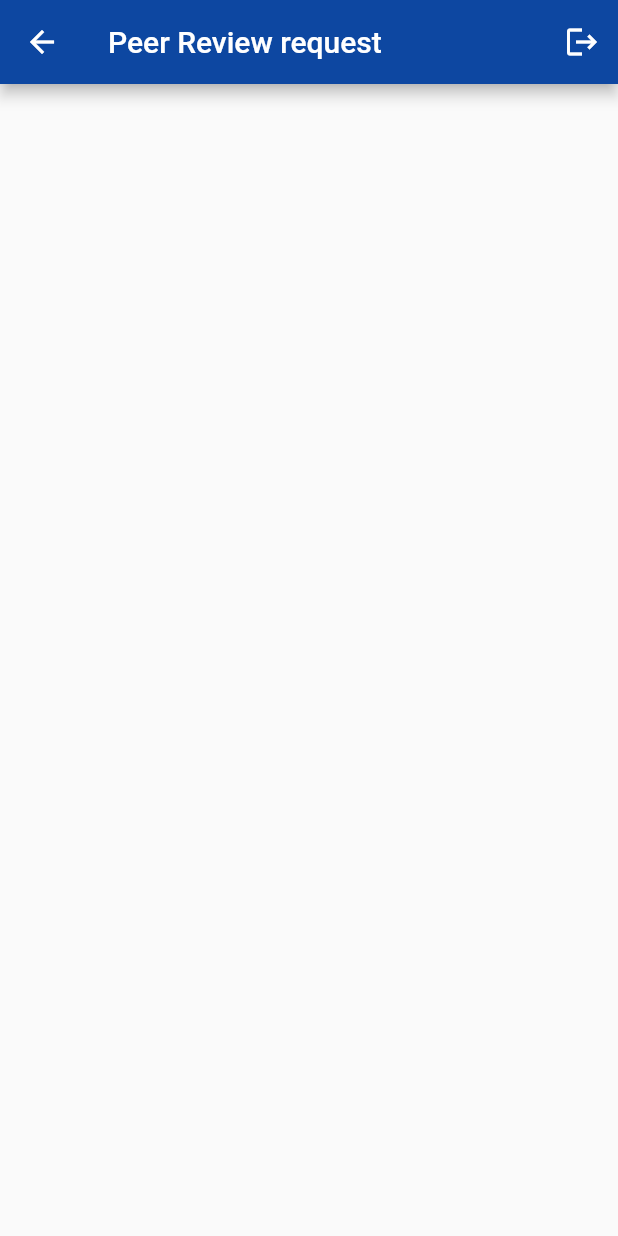
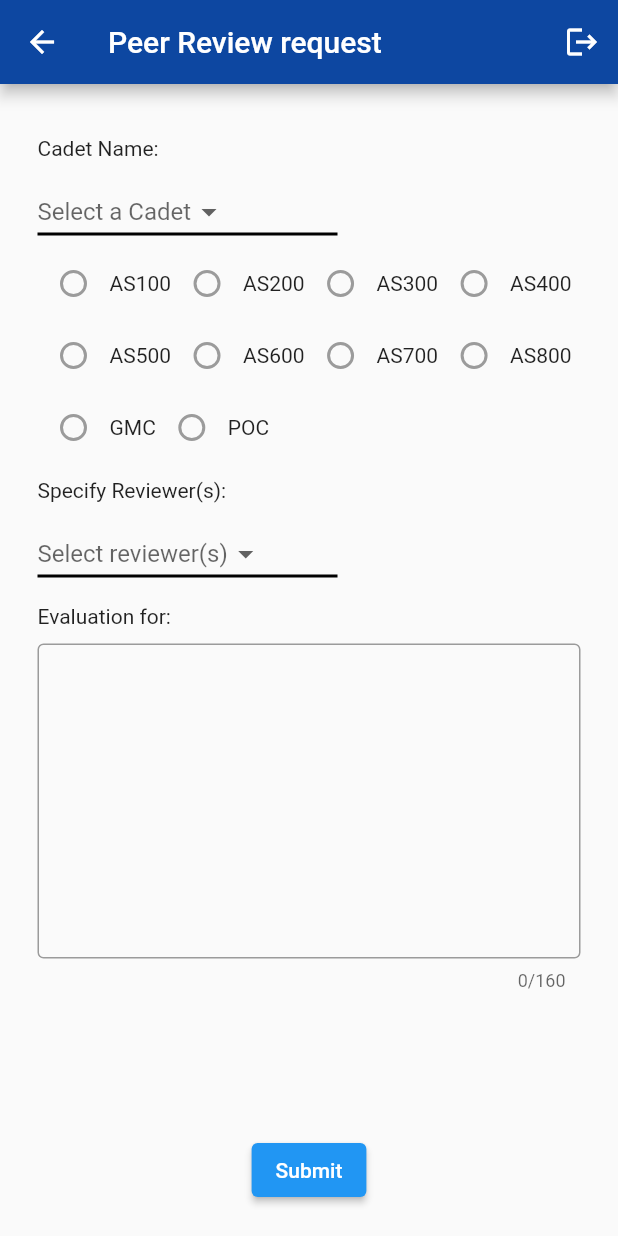
Before and after one commit to M-Connect/ROTC-App, a Flutter app: the PeerReviewRequest screen opened by its route, on a phone screen of 412 x 824 dp. Run offline on Flutter 3.47's test engine with Material 2 defaults, Android fonts, the phone set to English and light mode, and no system bars; our stand-ins replace cloud_firestore, firebase_auth, firebase_core, form_field_validator; accounts and stored records are empty.

```diff
--- a/rotc_app/lib/app/peerReview/peerReviewRequest.dart
+++ b/rotc_app/lib/app/peerReview/peerReviewRequest.dart
@@ -1,9 +1,11 @@
 import 'package:flutter/material.dart';
-
+import 'package:rotc_app/app/peerReview/peerReviewLanding.dart';
 
 /*
- Author: Kyle Serruys
+ Author: Sawyer Kisha
+ Co-author: Kyle Serruys
   This class is the home page for our peer review request page
+  Needs functionality
  */
 class PeerReviewRequest extends StatelessWidget {
   @override
@@ -14,12 +16,152 @@ class PeerReviewRequest extends StatelessWidget {
         actions: <Widget>[
           new IconButton(
             icon: new Icon(Icons.logout),
-            onPressed: () {
+            onPressed: (){},
 
-            },
           ),
         ],
       ),
+      body: SingleChildScrollView(
+        padding: EdgeInsets.all(25.0),
+        child: Form(
+          child: Column(
+            mainAxisAlignment: MainAxisAlignment.start,
+            crossAxisAlignment: CrossAxisAlignment.start,
+            children: [
+              //Selecting a Cadet
+              Padding(
+                padding: const EdgeInsets.only(top: 10.0, bottom:10.0),
+                child: Text('Cadet Name:'),
+              ),
+              Container(
+                child: Column(
+                  children: <Widget> [
+                    Container(
+                      width: 200.0, //Box length
+                      child: new DropdownButton<String>(
+                        underline: Container(
+                          height: 2,
+                          decoration: BoxDecoration(
+                          border: Border.all(color: Colors.black),
+                          ),
+                        ),
+                      hint: Text('Select a Cadet'),
+                  //Temporary placements (will fix with actual users in future)
+                  items: <String>['John', 'James', 'Jones', 'Jackson'].map((String value) {
+                    return new DropdownMenuItem<String>(
+                      value: value,
+                      child: new Text(value),
+                    );
+                  }).toList(),
+                  onChanged: (_) {},
+                ),
+                    ),
+                ],
+                ),
+              ),
+              SizedBox(
+                width: 900,
+               child: Row(
+                 children: <Widget>[
+                 Radio(value: 100, activeColor: Colors.black87, groupValue: null, onChanged: null),
+                 Text('AS100'),
+                 Radio(value: 200, activeColor: Colors.black87, groupValue: null, onChanged: null),
+                 Text('AS200'),
+                 Radio(value: 300, activeColor: Colors.black87, groupValue: null, onChanged: null),
+                 Text('AS300'),
+                 Radio(value: 400, activeColor: Colors.black87, groupValue: null, onChanged: null),
+                 Text('AS400'),
+                 ],
+               ),
+              ),
+              SizedBox(
+                width: 900,
+                child: Row(
+                  children: <Widget>[
+                    Radio(value: 500, activeColor: Colors.black87, groupValue: null, onChanged: null),
+                    Text('AS500'),
+                    Radio(value: 600, activeColor: Colors.black87, groupValue: null, onChanged: null),
+                    Text('AS600'),
+                    Radio(value: 700, activeColor: Colors.black87, groupValue: null, onChanged: null),
+                    Text('AS700'),
+                    Radio(value: 800, activeColor: Colors.black87, groupValue: null, onChanged: null),
+                    Text('AS800'),
+                  ],
+                ),
+              ),
+              SizedBox(
+                width: 900,
+                child: Row(
+                  children: <Widget>[
+                    Radio(value: 0, activeColor: Colors.black87, groupValue: null, onChanged: null), //test value
+                    Text('GMC'),
+                    Radio(value: 1, activeColor: Colors.black87, groupValue: null, onChanged: null), //test value
+                    Text('POC'),
+                  ],
+                ),
+              ),
+              Padding(
+                padding: const EdgeInsets.only(top: 10.0, bottom:10.0),
+                child: Text('Specify Reviewer(s): '),
+              ),
+              Container(
+                width: 200.0, //Box length
+                child: new DropdownButton<String>(
+                  underline: Container(
+                    height: 2,
+                    decoration: BoxDecoration(
+                      border: Border.all(color: Colors.black),
+                    ),
+                  ),
+                  hint: Text('Select reviewer(s)'),
+                  //Temporary placements (will fix with actual users in future)
+                  items: <String>['John', 'James', 'Jones', 'Jackson'].map((String value) {
+                    return new DropdownMenuItem<String>(
+                      value: value,
+                      child: new Text(value),
+                    );
+                  }).toList(),
+                  onChanged: (_) {},
+                ),
+              ),
+
+              //Peer Review for:
+              Padding(
+                padding: const EdgeInsets.only(top: 10.0, bottom:10.0),
+                child: Text('Evaluation for:'),
+              ),
+              Container(
+                width: 400.0,
+                child: TextFormField(
+                  textAlignVertical: TextAlignVertical.top,
+                  maxLength: 160,
+                  maxLengthEnforced: true,
+                  maxLines: 10,
+                  //controller:
+                  decoration: const InputDecoration(
+                    border: OutlineInputBorder(),
+                    contentPadding: EdgeInsets.all(10.0),
+                    // const EdgeInsets.symmetric(vertical: 75.0),
+                  ),
+                  onSaved: (String value) {},
+                ),
+                ),
+            ],
+          ),
+        ),
+      ),
+      bottomNavigationBar: Padding(
+          padding:
+          EdgeInsets.only(bottom: 20.0, left: 10.0, top: 20.0, right: 10.0),
+          child: Row(
+            mainAxisAlignment: MainAxisAlignment.center,
+            children: <Widget>[
+              ElevatedButton(
+                child: Text('Submit'),
+                onPressed: () async {},
+              ),
+            ],
+          )),
     );
   }
 }
```
